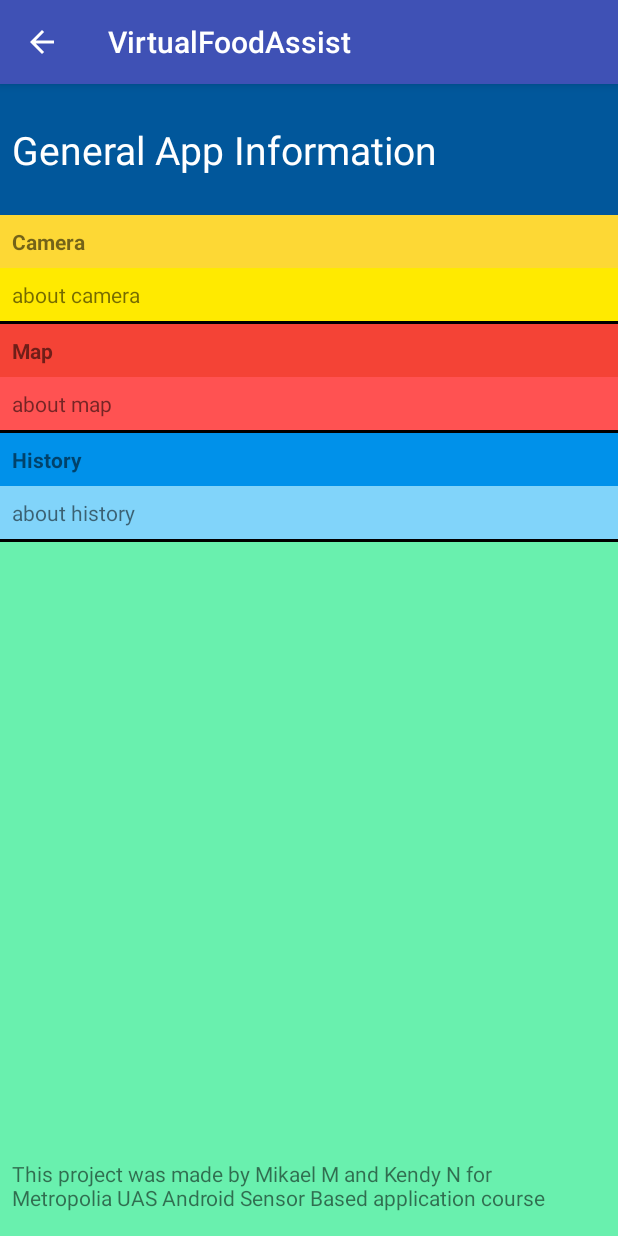
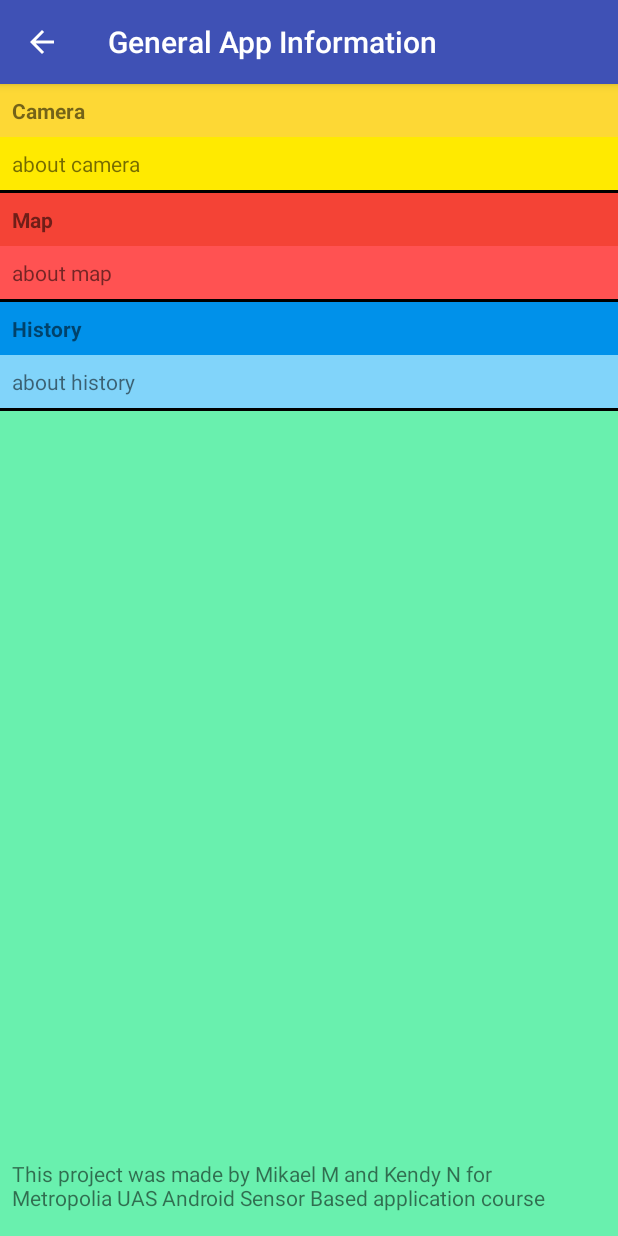
Before and after one commit to mmickee1/VirtualFoodAssist, an Android app: the screen it shows after launch (MainActivity), after a tap on "Info", on a phone screen of 412 x 824 dp. Run offline under Robolectric (Android 15) with nearby library versions, the phone set to English and light mode, and no system bars; libraries missing offline, so code that uses them is left out: com.google.ar.core.

Commit message:
small fix

```diff
--- a/app/src/main/java/com/android/example/virtualfoodassist/Info.kt
+++ b/app/src/main/java/com/android/example/virtualfoodassist/Info.kt
@@ -26,6 +26,7 @@ class Info() : Fragment() {
         //supportActionBar?.setDisplayHomeAsUpEnabled(true)
         (activity as AppCompatActivity).supportActionBar!!.setDisplayHomeAsUpEnabled(true)
         (activity as AppCompatActivity).getSupportActionBar()?.setDisplayShowHomeEnabled(true)
+        (activity as AppCompatActivity).setTitle(R.string.general_app_information)
 
         setHasOptionsMenu(true)
         return view
--- a/app/src/main/res/layout/info.xml
+++ b/app/src/main/res/layout/info.xml
@@ -7,7 +7,7 @@
     android:background="@color/greenA200"
     android:orientation="vertical">
 
-
+<!--
     <TextView
         android:layout_width="match_parent"
         android:layout_height="wrap_content"
@@ -17,7 +17,7 @@
         android:text="@string/general_app_information"
         android:textColor="@android:color/white"
         android:textSize="26sp"
-        tools:ignore="RtlSymmetry" />
+        tools:ignore="RtlSymmetry" /> -->
 
     <TextView
         android:layout_width="match_parent"
```
Also changed, not shown: app/src/main/java/com/android/example/virtualfoodassist/MainActivity.kt (+3 -4 lines).
